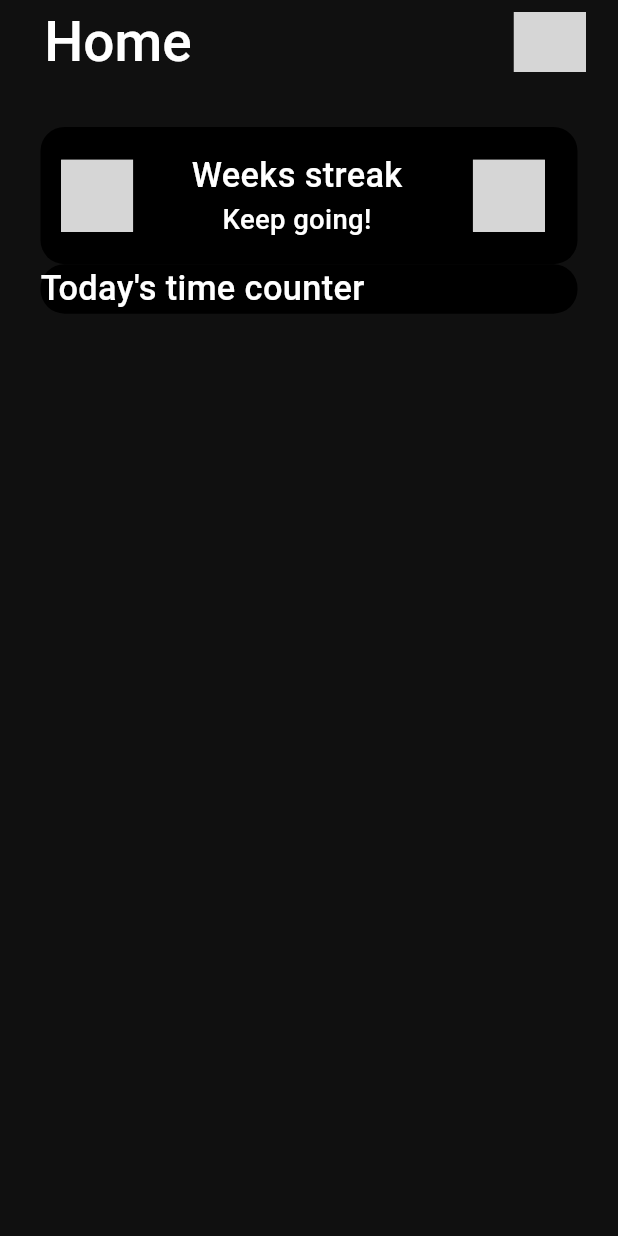
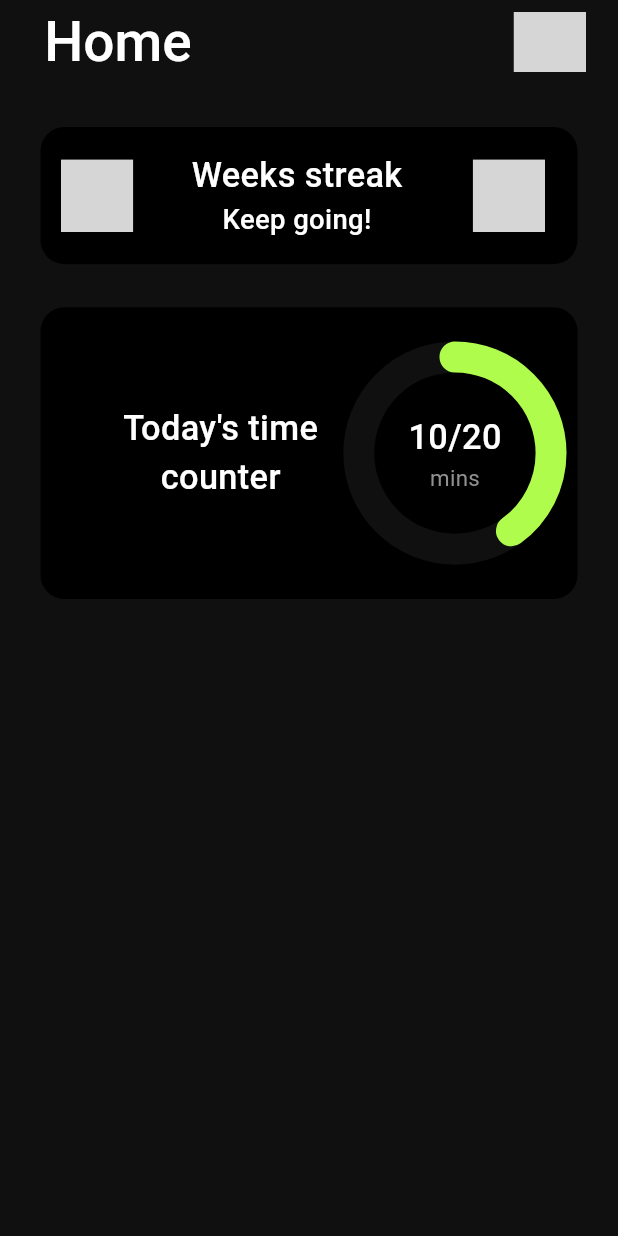
Before and after one commit to ibrahimsiam25/fitness_master, a Flutter app: the screen it shows after launch, on a phone screen of 412 x 824 dp. Run offline on Flutter 3.47's test engine with Material 3 defaults, Android fonts, the phone set to English and light mode, and no system bars; drawn by our look-alikes of percent_indicator; our stand-ins replace flutter_bloc, flutter_screenutil, go_router, numberpicker, persistent_bottom_nav_bar, shared_preferences; missing offline and left inert: svg_flutter; grey boxes are pictures that could not be loaded.

Commit message:
add Today's time counter

```diff
--- /dev/null
+++ b/lib/features/home/presentation/views/widgets/Todays_time_counter.dart
@@ -0,0 +1,47 @@
+import 'package:flutter/material.dart';
+import '../../../../../core/utils/app_styles.dart';
+import 'package:flutter_screenutil/flutter_screenutil.dart';
+import 'package:fitness_master/core/constants/app_color.dart';
+import 'package:percent_indicator/circular_percent_indicator.dart';
+
+
+class TodaysTimeCounter extends StatelessWidget {
+  const TodaysTimeCounter({
+    super.key,
+  });
+
+  @override
+  Widget build(BuildContext context) {
+    return Container(
+      padding: EdgeInsets.all(20.w),
+      decoration: BoxDecoration(
+          borderRadius: BorderRadius.circular(14.r),
+          color: AppColor.black),
+          child: Row(
+            mainAxisAlignment: MainAxisAlignment.spaceBetween,
+            children: [
+              SizedBox(
+                width: 170.w,
+                child: Text("Today's time counter",
+                textAlign: TextAlign.center,
+                style: AppStyles.body2,)),
+
+              Expanded(child: CircularPercentIndicator(
+                backgroundColor: AppColor.background,
+                progressColor: AppColor.theme,
+                percent: 0.40,
+                circularStrokeCap: CircularStrokeCap.round,
+                center: Column(
+                  mainAxisAlignment: MainAxisAlignment.center,
+                  children: [
+                    Text("10/20", style: AppStyles.body2,),
+                    Text("mins", style: AppStyles.body4.copyWith(color: AppColor.darkGray),)
+                  ],
+                ),
+                lineWidth: 18.r,
+                radius: 65.r,))
+            ],
+          ),
+    );
+  }
+}
--- a/lib/features/home/presentation/views/widgets/home_view_body.dart
+++ b/lib/features/home/presentation/views/widgets/home_view_body.dart
@@ -1,8 +1,7 @@
 import 'package:flutter/material.dart';
-import '../../../../../core/utils/app_styles.dart';
 import 'package:fitness_master/core/constants/const.dart';
 import 'package:flutter_screenutil/flutter_screenutil.dart';
-import 'package:fitness_master/core/constants/app_color.dart';
+import 'package:fitness_master/features/home/presentation/views/widgets/Todays_time_counter.dart';
 import 'package:fitness_master/features/home/presentation/views/widgets/custom_drob_contianer.dart';
 
 
@@ -18,18 +17,11 @@ class HomeViewBody extends StatelessWidget {
           SizedBox(
             height: 24.h,
           ),
-          CustomDrobContainer(),
-          Container(
-            decoration: BoxDecoration(
-                borderRadius: BorderRadius.circular(14.r),
-                color: AppColor.black),
-                child: Row(
-                  children: [
-                    Text("Today's time counter",style: AppStyles.body2,),
-
-                  ],
-                ),
-          )
+       const   CustomDrobContainer(),
+              SizedBox(
+            height: 24.h,
+          ),
+        const  TodaysTimeCounter()
         ],
       ),
     );
--- a/pubspec.yaml
+++ b/pubspec.yaml
@@ -35,6 +35,7 @@ dependencies:
   flutter_screenutil: ^5.9.3
   go_router: ^14.2.6
   numberpicker: ^2.1.2
+  percent_indicator: ^4.2.3
   persistent_bottom_nav_bar: ^6.2.1
   shared_preferences: ^2.3.2
   svg_flutter: ^0.0.1
```
Also changed, not shown: pubspec.lock.
